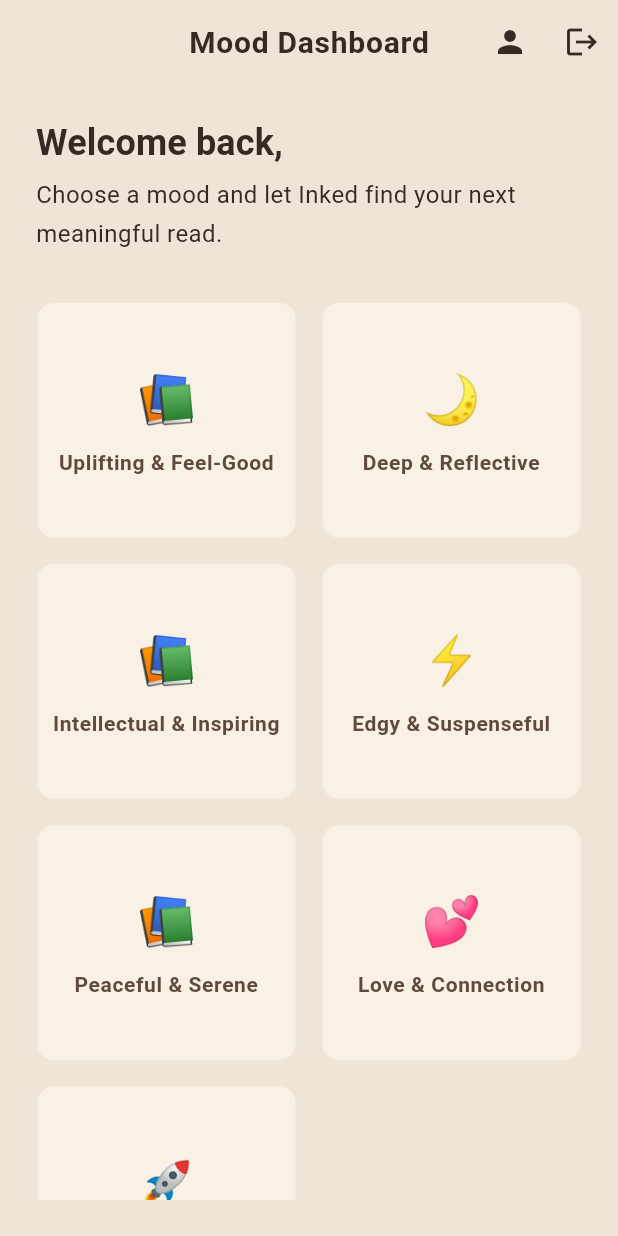
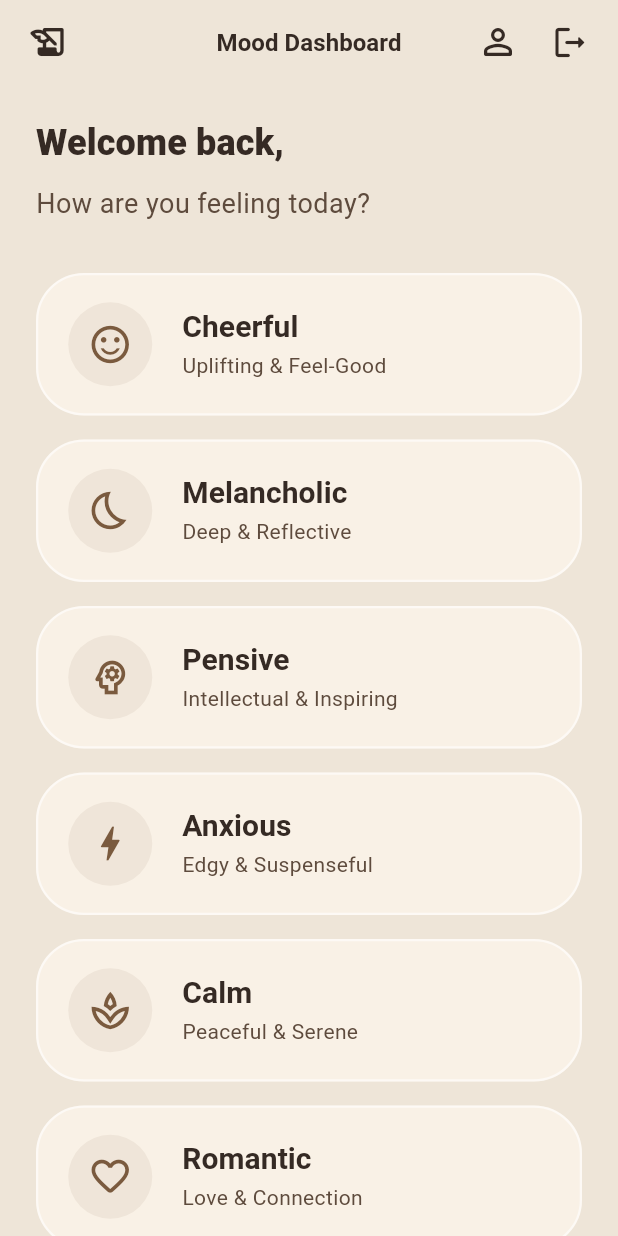
Before and after one commit to KhadijaBilal2004/inked-litvibe, a Flutter app: the screen it shows after launch, after a tap on "Login", on a phone screen of 412 x 824 dp. Run offline on Flutter 3.47's test engine with Material 3 defaults, Android fonts, the phone set to English and light mode, and no system bars; drawn by our look-alikes of flutter_animate; our stand-ins replace cached_network_image, dio, flutter_card_swiper, hive_flutter, sqflite, sqflite_common_ffi; accounts and stored records are empty.

Commit message:
UI refactor: update Mood Selection and Profile aesthetics to match warm, earthy, flat design

```diff
--- a/lib/main.dart
+++ b/lib/main.dart
@@ -27,7 +27,7 @@ class InkedApp extends StatelessWidget {
   @override
   Widget build(BuildContext context) {
     final initialRoute = LocalStorageService.instance.currentUser != null
-        ? '/profile'
+        ? '/mood-selection'
         : '/welcome';
 
     return MaterialApp(
--- a/lib/screens/book_discovery_screen.dart
+++ b/lib/screens/book_discovery_screen.dart
@@ -48,16 +48,19 @@ class _BookDiscoveryScreenState extends State<BookDiscoveryScreen> {
   Future<void> _loadBooks() async {
     try {
       final loadedBooks = await _bookService.getBooksByMood(widget.mood);
+      if (!mounted) return;
       setState(() {
         books = loadedBooks;
         isLoading = false;
       });
     } catch (e) {
+      if (!mounted) return;
       setState(() {
         isLoading = false;
       });
+      if (!mounted) return;
       ScaffoldMessenger.of(context).showSnackBar(
-        SnackBar(content: Text('Error loading books: $e')),
+        const SnackBar(content: Text('Failed to load books for this mood')),
       );
     }
   }
--- a/lib/screens/mood_selection_screen.dart
+++ b/lib/screens/mood_selection_screen.dart
@@ -24,53 +24,75 @@ class _MoodSelectionScreenState extends State<MoodSelectionScreen> {
     return Scaffold(
       backgroundColor: AppColors.bgLight,
       appBar: AppBar(
-        backgroundColor: AppColors.bgLight,
-        title: const Text('Mood Dashboard'),
+        backgroundColor: Colors.transparent,
+        elevation: 0,
+        leading: const Padding(
+          padding: EdgeInsets.only(left: 8.0),
+          child: Icon(Icons.history_edu_rounded, color: AppColors.textPrimary, size: 28),
+        ),
+        centerTitle: true,
+        title: Text(
+          'Mood Dashboard',
+          style: Theme.of(context).textTheme.titleLarge?.copyWith(
+            color: AppColors.textPrimary,
+          ),
+        ),
         actions: [
           IconButton(
-            icon: const Icon(Icons.person),
+            icon: const Icon(Icons.person_outline_rounded, color: AppColors.textPrimary, size: 28),
             onPressed: () => Navigator.of(context).pushNamed('/profile'),
           ),
-          IconButton(
-            icon: const Icon(Icons.logout),
+          Padding(
+            padding: const EdgeInsets.only(right: 8.0),
+            child: IconButton(
+              icon: const Icon(Icons.logout_rounded, color: AppColors.textPrimary, size: 26),
               onPressed: () async {
                 await LocalStorageService.instance.logout();
+                if (!context.mounted) return;
                 Navigator.of(context).pushReplacementNamed('/auth');
               },
+            ),
           ),
         ],
       ),
       body: SafeArea(
-        child: Padding(
-          padding: const EdgeInsets.all(AppConstants.paddingLarge),
-          child: Column(
-            crossAxisAlignment: CrossAxisAlignment.start,
+        child: ListView(
+          padding: const EdgeInsets.symmetric(
+            vertical: AppConstants.paddingLarge,
+          ),
           children: [
-              Text(
+            Padding(
+              padding: const EdgeInsets.symmetric(horizontal: AppConstants.paddingLarge),
+              child: Text(
                 'Welcome back, ${user?.name ?? 'Reader'}',
-                style: Theme.of(context).textTheme.displaySmall,
+                style: Theme.of(context).textTheme.displaySmall?.copyWith(
+                      fontWeight: FontWeight.w800,
                     ),
-              const SizedBox(height: 8),
-              Text(
-                'Choose a mood and let Inked find your next meaningful read.',
-                style: Theme.of(context).textTheme.bodyLarge,
+              ),
+            ),
+            const SizedBox(height: 12),
+            Padding(
+              padding: const EdgeInsets.symmetric(horizontal: AppConstants.paddingLarge),
+              child: Text(
+                'How are you feeling today?',
+                style: Theme.of(context).textTheme.bodyLarge?.copyWith(
+                      color: AppColors.textSecondary,
+                      fontSize: 18,
+                    ),
+              ),
             ),
             const SizedBox(height: AppConstants.paddingXLarge),
-              Expanded(
-                child: GridView.builder(
-                  gridDelegate: const SliverGridDelegateWithFixedCrossAxisCount(
-                    crossAxisCount: 2,
-                    crossAxisSpacing: AppConstants.paddingMedium,
-                    mainAxisSpacing: AppConstants.paddingMedium,
-                    childAspectRatio: 1.1,
+            ...List.generate(AppConstants.moods.length, (index) {
+              final mood = AppConstants.moods[index];
+              final description = AppConstants.moodDescriptions[mood] ?? '';
+
+              return Padding(
+                padding: const EdgeInsets.only(
+                  bottom: AppConstants.paddingMedium,
+                  left: AppConstants.paddingLarge,
+                  right: AppConstants.paddingLarge,
                 ),
-                  itemCount: AppConstants.moods.length,
-                  itemBuilder: (context, index) {
-                    final mood = AppConstants.moods[index];
-                    final description =
-                        AppConstants.moodDescriptions[mood] ?? '';
-
-                    return MoodButton(
+                child: MoodButton(
                   mood: mood,
                   label: description,
                   isSelected: selectedMood == mood,
@@ -89,12 +111,11 @@ class _MoodSelectionScreenState extends State<MoodSelectionScreen> {
                       });
                     });
                   },
+                ),
               );
-                  },
-                ),
-              ),
+            }),
+            const SizedBox(height: AppConstants.paddingXLarge), // Bottom padding
           ],
-          ),
         ),
       ),
     );
--- a/lib/screens/profile_screen.dart
+++ b/lib/screens/profile_screen.dart
@@ -203,12 +203,24 @@ class _ProfileScreenState extends State<ProfileScreen> {
       backgroundColor: AppColors.bgLight,
       appBar: AppBar(
         backgroundColor: AppColors.bgLight,
-        title: const Text('My Profile'),
+        elevation: 0,
+        leading: IconButton(
+          icon: const Icon(Icons.arrow_back_ios_new_rounded, color: AppColors.textPrimary),
+          onPressed: () {
+            if (Navigator.of(context).canPop()) {
+              Navigator.of(context).pop();
+            } else {
+              Navigator.of(context).pushReplacementNamed('/mood-selection');
+            }
+          },
+        ),
+        title: const Text('My Profile', style: TextStyle(color: AppColors.textPrimary)),
         actions: [
           IconButton(
-            icon: const Icon(Icons.logout),
+            icon: const Icon(Icons.logout_rounded, color: AppColors.error),
             onPressed: () async {
               await LocalStorageService.instance.logout();
+              if (!context.mounted) return;
               Navigator.of(context).pushReplacementNamed('/auth');
             },
           ),
--- a/lib/widgets/mood_button.dart
+++ b/lib/widgets/mood_button.dart
@@ -24,79 +24,98 @@ class MoodButton extends StatelessWidget {
     return GestureDetector(
       onTap: onTap,
       child: AnimatedScale(
-        scale: isSelected ? 1.1 : 1.0,
+        scale: isSelected ? 1.02 : 1.0,
         duration: AppConstants.shortDuration,
         child: Container(
+          padding: const EdgeInsets.symmetric(
+            horizontal: 20,
+            vertical: 18,
+          ),
           decoration: BoxDecoration(
-            borderRadius: BorderRadius.circular(AppConstants.radiusMedium),
-            gradient: isSelected
-                ? LinearGradient(
-                    begin: Alignment.topLeft,
-                    end: Alignment.bottomRight,
-                    colors: [
-                      moodColor.withValues(alpha: 0.8),
-                      moodColor.withValues(alpha: 0.5),
-                    ],
-                  )
-                : null,
-            color: isSelected ? null : AppColors.bgCard,
+            borderRadius: BorderRadius.circular(32.0),
+            color: isSelected ? moodColor.withValues(alpha: 0.15) : AppColors.bgCard,
             border: Border.all(
-              color: isSelected ? moodColor : AppColors.bgCardLight,
-              width: isSelected ? 2 : 1,
+              color: isSelected
+                  ? moodColor.withValues(alpha: 0.5)
+                  : Colors.white.withValues(alpha: 0.6),
+              width: 1.5,
             ),
-            boxShadow: isSelected
-                ? [
-                    BoxShadow(
-                      color: moodColor.withValues(alpha: 0.35),
-                      blurRadius: 12,
-                      spreadRadius: 2,
-                    )
-                  ]
-                : [],
           ),
-          child: Column(
-            mainAxisAlignment: MainAxisAlignment.center,
+          child: Row(
             children: [
-              Text(
-                getMoodEmoji(mood),
-                style: const TextStyle(fontSize: 32),
+              Container(
+                width: 56,
+                height: 56,
+                decoration: BoxDecoration(
+                  shape: BoxShape.circle,
+                  color: isSelected
+                      ? moodColor.withValues(alpha: 0.2)
+                      : AppColors.primaryAccent.withValues(alpha: 0.08),
+                ),
+                child: Center(
+                  child: Icon(
+                    getMoodIcon(mood),
+                    size: 30,
+                    color: isSelected ? moodColor : AppColors.primaryAccent,
+                  ),
+                ),
               ),
-              const SizedBox(height: AppConstants.paddingSmall),
-              Text(
-                label,
-                textAlign: TextAlign.center,
-                style: Theme.of(context).textTheme.labelLarge?.copyWith(
-                      color: isSelected
-                          ? AppColors.primaryLight
-                          : AppColors.textSecondary,
+              const SizedBox(width: 20),
+              Expanded(
+                child: Column(
+                  crossAxisAlignment: CrossAxisAlignment.start,
+                  mainAxisAlignment: MainAxisAlignment.center,
+                  children: [
+                    Text(
+                      mood[0].toUpperCase() + mood.substring(1),
+                      style: Theme.of(context).textTheme.titleLarge?.copyWith(
+                            color: AppColors.textPrimary,
+                            fontWeight: FontWeight.bold,
+                            fontSize: 20,
+                          ),
                     ),
+                    const SizedBox(height: 4),
+                    Text(
+                      label,
+                      style: Theme.of(context).textTheme.bodyMedium?.copyWith(
+                            color: AppColors.textSecondary,
+                            fontSize: 14,
+                          ),
+                    ),
+                  ],
+                ),
               ),
+              const SizedBox(width: 16), // Give some breathing room on the right
             ],
           ),
         ),
       ),
-    ).animate().fade(duration: 300.ms).scale(
-          begin: const Offset(0.8, 0.8),
-          curve: Curves.easeOutBack,
+    ).animate().fade(duration: 300.ms).slideX(
+          begin: 0.1,
+          curve: Curves.easeOutCubic,
           duration: 400.ms,
         );
   }
 
-  String getMoodEmoji(String mood) {
-    const Map<String, String> emojis = {
-      'happy': '😊',
-      'sad': '😢',
-      'peaceful': '😌',
-      'thrilled': '🤩',
-      'thoughtful': '🤔',
-      'adventurous': '🚀',
-      'melancholic': '🌙',
-      'romantic': '💕',
-      'mysterious': '🕯️',
-      'inspiring': '✨',
-      'nostalgic': '📜',
-      'anxious': '⚡',
+  IconData getMoodIcon(String mood) {
+    // Map to outlined, warm, welcoming icons
+    const Map<String, IconData> icons = {
+      'cheerful': Icons.sentiment_satisfied_outlined,
+      'melancholic': Icons.bedtime_outlined, // Moon
+      'pensive': Icons.psychology_outlined, // Head with gears/question
+      'anxious': Icons.bolt_outlined, // Lightning
+      'calm': Icons.spa_outlined, // Lotus
+      'romantic': Icons.favorite_outline_rounded,
+      'adventurous': Icons.explore_outlined,
+      'happy': Icons.sentiment_satisfied_outlined,
+      'sad': Icons.water_drop_outlined,
+      'peaceful': Icons.spa_outlined,
+      'thrilled': Icons.celebration_outlined,
+      'thoughtful': Icons.lightbulb_outline_rounded,
+      'mysterious': Icons.search_rounded,
+      'inspiring': Icons.auto_awesome_outlined,
+      'nostalgic': Icons.history_edu_outlined,
     };
-    return emojis[mood] ?? '📚';
+    return icons[mood] ?? Icons.book_outlined;
   }
 }
```
Also changed, not shown: 1 other file. Lines whose indentation alone changed are shown as unchanged.
